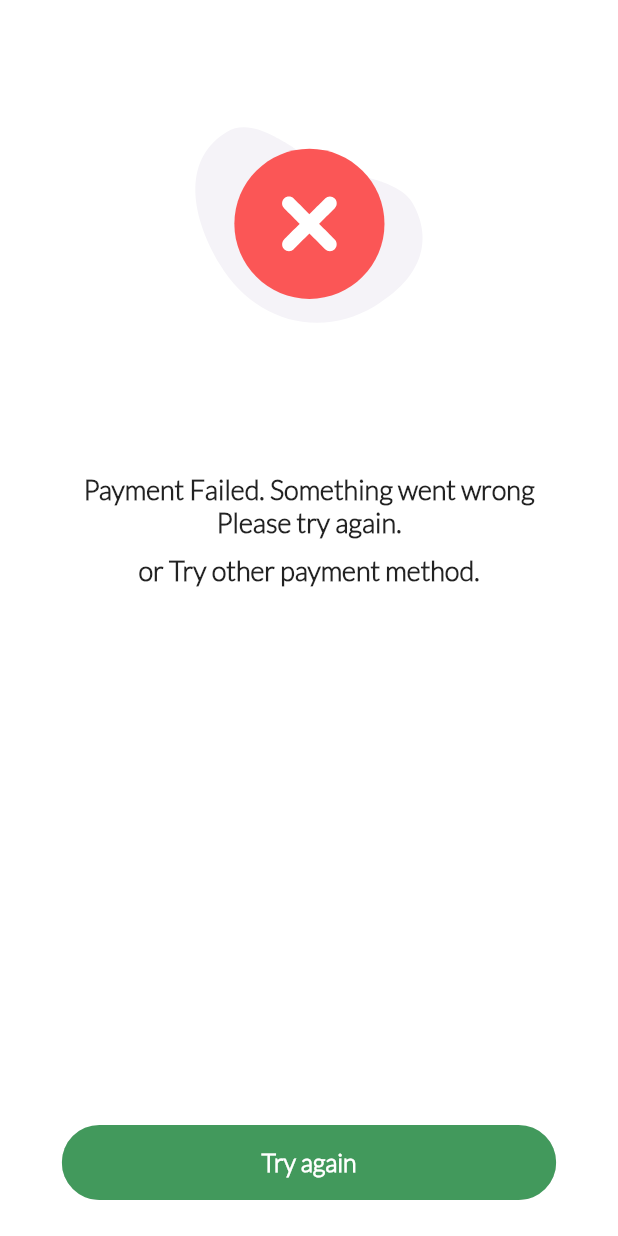
After one commit to Marcusneo121/remdii_ai_user, a Flutter app: the OrderFailedScreen screen opened directly, on a phone screen of 412 x 824 dp. The commit adds this screen. Run offline on Flutter 3.47's test engine with Material 2 defaults, Android fonts, the phone set to English and light mode, and no system bars; our stand-ins replace cached_network_image, carousel_slider, cloud_firestore, device_preview, expandable, firebase_core and 15 more; missing offline and left inert: email_auth, gkash_payment, linkable, mysql1, mysql_client; accounts and stored records are empty.

Commit message:
Payment Gateway Integration Done

```diff
--- a/lib/Screens/Dashboard/Components/View Orders/completed_order_details_screen.dart
+++ b/lib/Screens/Dashboard/Components/View Orders/completed_order_details_screen.dart
@@ -59,7 +59,8 @@ class _CompletedOrderDetailsState extends State<CompletedOrderDetails> {
           user_add_1: row[2],
           user_add_2: row[3],
           user_add_3: row[4],
-          user_img: row[5].toString(),
+          user_img: '',
+          //user_img: row[5].toString(),
         ));
       }
       print(recipientDetails);
--- a/lib/Screens/Dashboard/Components/View Orders/completed_orders_tab.dart
+++ b/lib/Screens/Dashboard/Components/View Orders/completed_orders_tab.dart
@@ -60,11 +60,11 @@ class _CompletedOrderTabState extends State<CompletedOrderTab> {
         var detailResults = await conn.query(
             'SELECT prod_img, name, prod_desc, add_info, stock, '
             'orderdetails.prodID, series_id, price, qty, totalPrice, orderhistory.orderID, status '
-            'FROM products, orderDetails, orderhistory '
-            'WHERE orderDetails.prodID = products.prod_id '
+            'FROM products, orderdetails, orderhistory '
+            'WHERE orderdetails.prodID = products.prod_id '
             'AND orderhistory.orderID = orderdetails.orderID '
             'AND status = "Completed" '
-            'AND orderhistory.user_id = ? AND orderDetails.orderID = ? AND orderHistory.orderID = ? ',
+            'AND orderhistory.user_id = ? AND orderdetails.orderID = ? AND orderhistory.orderID = ? ',
             // [prefs.getInt('userID').toString()]);
             [
               prefs.getInt('userID').toString(),
--- a/lib/Screens/Dashboard/Components/View Orders/ongoing_order_details.dart
+++ b/lib/Screens/Dashboard/Components/View Orders/ongoing_order_details.dart
@@ -60,7 +60,8 @@ class _OngoingOrderDetailsState extends State<OngoingOrderDetails> {
           user_add_1: row[2],
           user_add_2: row[3],
           user_add_3: row[4],
-          user_img: row[5].toString(),
+          user_img: '',
+          //user_img: row[5].toString(),
         ));
       }
       print('Check order ID');
--- a/lib/Screens/Dashboard/Components/View Orders/ongoing_orders_tab.dart
+++ b/lib/Screens/Dashboard/Components/View Orders/ongoing_orders_tab.dart
@@ -48,11 +48,11 @@ class _OngoingOrderTabState extends State<OngoingOrderTab> {
         var detailResults = await conn.query(
             'SELECT prod_img, name, prod_desc, add_info, stock, '
             'orderdetails.prodID, series_id, price, qty, totalPrice, orderhistory.orderID, status '
-            'FROM products, orderDetails, orderhistory '
-            'WHERE orderDetails.prodID = products.prod_id '
+            'FROM products, orderdetails, orderhistory '
+            'WHERE orderdetails.prodID = products.prod_id '
             'AND orderhistory.orderID = orderdetails.orderID '
             'AND status = "Ongoing"'
-            'AND orderhistory.user_id = ? AND orderDetails.orderID = ? AND orderHistory.orderID = ? ',
+            'AND orderhistory.user_id = ? AND orderdetails.orderID = ? AND orderhistory.orderID = ? ',
             [
               prefs.getInt('userID').toString(),
               row1[0].toString(),
--- a/lib/Screens/Dashboard/Components/View Orders/paid_order_details.dart
+++ b/lib/Screens/Dashboard/Components/View Orders/paid_order_details.dart
@@ -57,7 +57,9 @@ class _PaidOrderDetailsState extends State<PaidOrderDetails> {
           user_add_1: row[2],
           user_add_2: row[3],
           user_add_3: row[4],
-            user_img: row[9].toString()));
+          user_img: '',
+          //user_img: row[5].toString(),
+        ));
       }
       print('Check order ID');
       print(widget.order.orderID);
--- a/lib/Screens/Dashboard/Components/View Orders/paid_order_tab.dart
+++ b/lib/Screens/Dashboard/Components/View Orders/paid_order_tab.dart
@@ -47,11 +47,11 @@ class _PaidOrderTabState extends State<PaidOrderTab> {
         var detailResults = await conn.query(
             'SELECT prod_img, name, prod_desc, add_info, stock, '
             'orderdetails.prodID, series_id, price, qty, totalPrice, orderhistory.orderID, status '
-            'FROM products, orderDetails, orderhistory '
-            'WHERE orderDetails.prodID = products.prod_id '
+            'FROM products, orderdetails, orderhistory '
+            'WHERE orderdetails.prodID = products.prod_id '
             'AND orderhistory.orderID = orderdetails.orderID '
             'AND status = "Paid"'
-            'AND orderhistory.user_id = ? AND orderDetails.orderID = ? AND orderHistory.orderID = ? ',
+            'AND orderhistory.user_id = ? AND orderdetails.orderID = ? AND orderhistory.orderID = ? ',
             [
               prefs.getInt('userID').toString(),
               row1[0].toString(),
--- a/lib/Screens/Dashboard/Components/View Orders/toship_orders_details_screen.dart
+++ b/lib/Screens/Dashboard/Components/View Orders/toship_orders_details_screen.dart
@@ -56,7 +56,9 @@ class _ToShipOrderDetailsState extends State<ToShipOrderDetails> {
           user_add_1: row[2],
           user_add_2: row[3],
           user_add_3: row[4],
-            user_img: row[5].toString()));
+          user_img: '',
+          //user_img: row[5].toString(),
+        ));
       }
       print('Check order ID');
       print(widget.order.orderID);
--- a/lib/Screens/Dashboard/Components/View Orders/toship_orders_tab.dart
+++ b/lib/Screens/Dashboard/Components/View Orders/toship_orders_tab.dart
@@ -64,11 +64,11 @@ class _ToShipOrderTabState extends State<ToShipOrderTab> {
         var detailResults = await conn.query(
             'SELECT prod_img, name, prod_desc, add_info, stock, '
             'orderdetails.prodID, series_id, price, qty, totalPrice, orderhistory.orderID, status '
-            'FROM products, orderDetails, orderhistory '
-            'WHERE orderDetails.prodID = products.prod_id '
+            'FROM products, orderdetails, orderhistory '
+            'WHERE orderdetails.prodID = products.prod_id '
             'AND orderhistory.orderID = orderdetails.orderID '
             'AND status = "Shipping"'
-            'AND orderhistory.user_id = ? AND orderDetails.orderID = ? AND orderHistory.orderID = ? ',
+            'AND orderhistory.user_id = ? AND orderdetails.orderID = ? AND orderhistory.orderID = ? ',
             [
               prefs.getInt('userID').toString(),
               row1[0].toString(),
--- a/lib/Screens/Dashboard/Components/View Orders/unpaid_order_details.dart
+++ b/lib/Screens/Dashboard/Components/View Orders/unpaid_order_details.dart
@@ -52,7 +52,7 @@ class _UnpaidOrderDetailsState extends State<UnpaidOrderDetails> {
           'WHERE deliveryrecipient.orderID = orderhistory.orderID '
           'AND orderhistory.orderID = ? AND orderhistory.user_id = ?',
           [widget.order.orderID, prefs.getInt('userID')]);
-
+      print(results.toString());
       for (var row in results) {
         recipientDetails.add(User(
           user_id: 0,
@@ -63,7 +63,9 @@ class _UnpaidOrderDetailsState extends State<UnpaidOrderDetails> {
           user_add_1: row[2],
           user_add_2: row[3],
           user_add_3: row[4],
-            user_img: row[5].toString()));
+          user_img: '',
+          //user_img: row[5].toString(),
+        ));
       }
       print('Check order ID');
       print(widget.order.orderID);
--- a/lib/Screens/Dashboard/Components/View Orders/view_orders_screen.dart
+++ b/lib/Screens/Dashboard/Components/View Orders/view_orders_screen.dart
@@ -27,7 +27,10 @@ class _ViewOrdersState extends State<ViewOrders> {
           title: Text(
             "View Orders",
             style: TextStyle(
-                  fontFamily: 'Lato', fontWeight: FontWeight.w800, fontSize: 22.0, color: Colors.black),
+                fontFamily: 'Lato',
+                fontWeight: FontWeight.w800,
+                fontSize: 22.0,
+                color: Colors.black),
           ),
           actions: [
             IconButton(
@@ -110,6 +113,5 @@ class _ViewOrdersState extends State<ViewOrders> {
         ),
       ),
     );
-
   }
 }
--- a/lib/Screens/MyCart/my_cart_screen.dart
+++ b/lib/Screens/MyCart/my_cart_screen.dart
@@ -181,6 +181,7 @@ class _CheckCartDetailsState extends State<CheckCartDetails> {
                             },
                           );
                         } else {
+                          print(total.toString());
                           Navigator.push(
                             context,
                             MaterialPageRoute(
--- /dev/null
+++ b/lib/Screens/MyCart/order_failed_screen.dart
@@ -0,0 +1,100 @@
+import 'package:flutter/cupertino.dart';
+import 'package:flutter/material.dart';
+import 'package:flutter/src/widgets/container.dart';
+import 'package:flutter/src/widgets/framework.dart';
+import 'package:fyp/Screens/Homepage/homepage_screen.dart';
+import 'package:fyp/Screens/MyCart/order_completed_screen.dart';
+import 'package:fyp/components/rounded_button.dart';
+import 'package:lottie/lottie.dart';
+
+class OrderFailedScreen extends StatefulWidget {
+  const OrderFailedScreen({
+    super.key,
+  });
+
+  @override
+  State<OrderFailedScreen> createState() => _OrderFailedScreenState();
+}
+
+class _OrderFailedScreenState extends State<OrderFailedScreen> {
+  @override
+  void initState() {
+    super.initState();
+  }
+
+  @override
+  Widget build(BuildContext context) {
+    return Scaffold(
+      // appBar: AppBar(
+      //   backgroundColor: Colors.black,
+      //   title: const Text("Payment"),
+      // ),
+      body: WillPopScope(
+        onWillPop: () async {
+          return false;
+        },
+        child: Container(
+          child: Center(
+            child: Column(
+              children: [
+                Lottie.asset(
+                  'assets/images/failed.json',
+                  width: 300,
+                ),
+                SizedBox(
+                  height: 15,
+                ),
+                Text(
+                  'Payment Failed. Something went wrong',
+                  style: TextStyle(
+                      fontFamily: 'Lato',
+                      fontWeight: FontWeight.w800,
+                      fontSize: 18.0),
+                ),
+                Text(
+                  'Please try again.',
+                  style: TextStyle(
+                      fontFamily: 'Lato',
+                      fontWeight: FontWeight.w800,
+                      fontSize: 18.0),
+                ),
+                SizedBox(
+                  height: 10,
+                ),
+                Text(
+                  'or Try other payment method.',
+                  style: TextStyle(
+                      fontFamily: 'Lato',
+                      fontWeight: FontWeight.w800,
+                      fontSize: 18.0),
+                ),
+                SizedBox(
+                  height: 40,
+                ),
+                Spacer(),
+                RoundedButton(
+                  text: "Try again",
+                  press: () async {
+                    Navigator.of(context).pop();
+                  },
+                ),
+                SizedBox(
+                  height: 20,
+                ),
+                // ElevatedButton(
+                //   onPressed: () {
+                //     Navigator.of(context).pop();
+                //   },
+                //   child: const Padding(
+                //     padding: EdgeInsets.all(8.0),
+                //     child: Text('Back to Order Confirmation'),
+                //   ),
+                // ),
+              ],
+            ),
+          ),
+        ),
+      ),
+    );
+  }
+}
--- a/pubspec.yaml
+++ b/pubspec.yaml
@@ -61,6 +61,7 @@ dependencies:
   random_string: ^2.3.1
   gkash_payment: ^0.0.7
   mysql_client: ^0.0.27
+  lottie: ^2.1.0
 
 dev_dependencies:
   flutter_test:
```
Also changed, not shown: assets/images/failed.json (added, +1 -0 lines), lib/Screens/Dashboard/Components/View Orders/unpaid_order_tab.dart (+7 -4 lines), lib/Screens/MyCart/checkout_confirmation.dart (added, +270 -0 lines), lib/Screens/MyCart/order_completed_screen.dart (+4 -8 lines), lib/Screens/MyCart/shipment_screen.dart (+13 -1 lines), assets/images/OrderCompleted2.png (added), pubspec.lock. Lines whose indentation alone changed are shown as unchanged.
